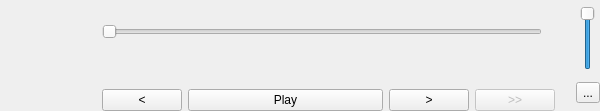
Old version of the form podcatcher/Resources/ui/widgets/PlaybackControlWidget.ui in the repository lostrootpass/alphagem.
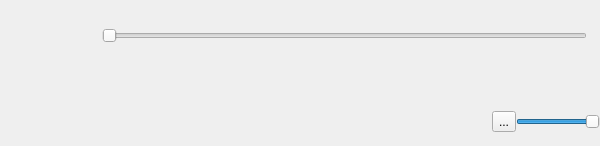
New version of the form. Icons and pictures are not drawn. Custom widgets are drawn as their Qt base class.

Commit message: Use Breeze icons

What changed in the file:
```diff
--- a/podcatcher/Resources/ui/widgets/PlaybackControlWidget.ui
+++ b/podcatcher/Resources/ui/widgets/PlaybackControlWidget.ui
@@ -10,12 +10,23 @@
     <x>0</x>
     <y>0</y>
     <width>600</width>
-    <height>111</height>
+    <height>146</height>
    </rect>
   </property>
   <property name="windowTitle">
    <string>PlaybackControlWidget</string>
   </property>
+  <property name="styleSheet">
+   <string notr="true">QPushButton:hover:pressed
+{
+background-color: lightblue;
+}
+
+QPushButton:hover
+{
+background-color: lightgrey;
+}</string>
+  </property>
   <layout class="QHBoxLayout" name="centralLayout">
    <property name="leftMargin">
     <number>0</number>
@@ -45,6 +56,12 @@
          <height>96</height>
         </size>
        </property>
+       <property name="maximumSize">
+        <size>
+         <width>96</width>
+         <height>96</height>
+        </size>
+       </property>
        <property name="text">
         <string/>
        </property>
@@ -108,17 +125,79 @@
      </item>
      <item>
       <layout class="QHBoxLayout" name="buttonLayout">
+       <property name="spacing">
+        <number>0</number>
+       </property>
+       <item>
+        <spacer name="horizontalSpacer_2">
+         <property name="orientation">
+          <enum>Qt::Horizontal</enum>
+         </property>
+         <property name="sizeHint" stdset="0">
+          <size>
+           <width>40</width>
+           <height>20</height>
+          </size>
+         </property>
+        </spacer>
+       </item>
+       <item>
+        <widget class="QPushButton" name="fakeButton">
+         <property name="enabled">
+          <bool>false</bool>
+         </property>
+         <property name="maximumSize">
+          <size>
+           <width>32</width>
+           <height>32</height>
+          </size>
+         </property>
+         <property name="text">
+          <string/>
+         </property>
+         <property name="flat">
+          <bool>true</bool>
+         </property>
+        </widget>
+       </item>
        <item>
         <widget class="QPushButton" name="jumpBackButton">
          <property name="enabled">
           <bool>true</bool>
          </property>
+         <property name="sizePolicy">
+          <sizepolicy hsizetype="Fixed" vsizetype="Fixed">
+           <horstretch>0</horstretch>
+           <verstretch>0</verstretch>
+          </sizepolicy>
+         </property>
+         <property name="maximumSize">
+          <size>
+           <width>32</width>
+           <height>32</height>
+          </size>
+         </property>
+         <property name="styleSheet">
+          <string notr="true">border-radius:16px;</string>
+         </property>
          <property name="text">
-          <string>&lt;</string>
+          <string/>
+         </property>
+         <property name="icon">
+          <iconset theme="media-seek-backward"/>
+         </property>
+         <property name="iconSize">
+          <size>
+           <width>32</width>
+           <height>32</height>
+          </size>
          </property>
          <property name="shortcut">
           <string>Left</string>
          </property>
+         <property name="flat">
+          <bool>true</bool>
+         </property>
         </widget>
        </item>
        <item>
@@ -127,16 +206,40 @@
           <bool>true</bool>
          </property>
          <property name="sizePolicy">
-          <sizepolicy hsizetype="MinimumExpanding" vsizetype="Fixed">
+          <sizepolicy hsizetype="Fixed" vsizetype="Fixed">
            <horstretch>0</horstretch>
            <verstretch>0</verstretch>
           </sizepolicy>
          </property>
+         <property name="minimumSize">
+          <size>
+           <width>48</width>
+           <height>48</height>
+          </size>
+         </property>
+         <property name="maximumSize">
+          <size>
+           <width>48</width>
+           <height>48</height>
+          </size>
+         </property>
+         <property name="styleSheet">
+          <string notr="true">border-radius:24px;</string>
+         </property>
          <property name="text">
-          <string>Play</string>
+          <string/>
+         </property>
+         <property name="icon">
+          <iconset theme="media-playback-start"/>
+         </property>
+         <property name="iconSize">
+          <size>
+           <width>48</width>
+           <height>48</height>
+          </size>
          </property>
          <property name="flat">
-          <bool>false</bool>
+          <bool>true</bool>
          </property>
         </widget>
        </item>
@@ -146,17 +249,38 @@
           <bool>true</bool>
          </property>
          <property name="sizePolicy">
-          <sizepolicy hsizetype="Minimum" vsizetype="Fixed">
+          <sizepolicy hsizetype="Fixed" vsizetype="Fixed">
            <horstretch>0</horstretch>
            <verstretch>0</verstretch>
           </sizepolicy>
          </property>
+         <property name="maximumSize">
+          <size>
+           <width>32</width>
+           <height>32</height>
+          </size>
+         </property>
+         <property name="styleSheet">
+          <string notr="true">border-radius:16px;</string>
+         </property>
          <property name="text">
-          <string>&gt;</string>
+          <string/>
+         </property>
+         <property name="icon">
+          <iconset theme="media-seek-forward"/>
+         </property>
+         <property name="iconSize">
+          <size>
+           <width>32</width>
+           <height>32</height>
+          </size>
          </property>
          <property name="shortcut">
           <string>Right</string>
          </property>
+         <property name="flat">
+          <bool>true</bool>
+         </property>
         </widget>
        </item>
        <item>
@@ -164,37 +288,68 @@
          <property name="enabled">
           <bool>false</bool>
          </property>
+         <property name="sizePolicy">
+          <sizepolicy hsizetype="Fixed" vsizetype="Fixed">
+           <horstretch>0</horstretch>
+           <verstretch>0</verstretch>
+          </sizepolicy>
+         </property>
+         <property name="maximumSize">
+          <size>
+           <width>32</width>
+           <height>32</height>
+          </size>
+         </property>
+         <property name="styleSheet">
+          <string notr="true">border-radius:16px;</string>
+         </property>
          <property name="text">
-          <string>&gt;&gt;</string>
+          <string/>
+         </property>
+         <property name="icon">
+          <iconset theme="media-skip-forward"/>
+         </property>
+         <property name="iconSize">
+          <size>
+           <width>32</width>
+           <height>32</height>
+          </size>
+         </property>
+         <property name="flat">
+          <bool>true</bool>
          </property>
         </widget>
        </item>
-      </layout>
-     </item>
-    </layout>
-   </item>
    <item>
-    <spacer name="horizontalSpacer">
+        <spacer name="horizontalSpacer_3">
      <property name="orientation">
       <enum>Qt::Horizontal</enum>
      </property>
      <property name="sizeType">
-      <enum>QSizePolicy::Fixed</enum>
+          <enum>QSizePolicy::Expanding</enum>
      </property>
      <property name="sizeHint" stdset="0">
       <size>
-       <width>15</width>
+           <width>30</width>
        <height>20</height>
       </size>
      </property>
     </spacer>
    </item>
    <item>
-    <layout class="QVBoxLayout" name="verticalLayout_2">
+        <widget class="QToolButton" name="toolButton">
+         <property name="text">
+          <string>...</string>
+         </property>
+         <property name="icon">
+          <iconset theme="audio-volume-high"/>
+         </property>
+        </widget>
+       </item>
      <item>
       <widget class="QSlider" name="verticalSlider">
        <property name="sizePolicy">
-        <sizepolicy hsizetype="Minimum" vsizetype="Fixed">
+          <sizepolicy hsizetype="Minimum" vsizetype="Minimum">
          <horstretch>0</horstretch>
          <verstretch>0</verstretch>
         </sizepolicy>
@@ -208,7 +363,7 @@
        <property name="maximumSize">
         <size>
          <width>16777215</width>
-         <height>64</height>
+           <height>16</height>
         </size>
        </property>
        <property name="maximum">
@@ -218,16 +373,11 @@
         <number>100</number>
        </property>
        <property name="orientation">
-        <enum>Qt::Vertical</enum>
+          <enum>Qt::Horizontal</enum>
        </property>
       </widget>
      </item>
-     <item>
-      <widget class="QToolButton" name="toolButton">
-       <property name="text">
-        <string>...</string>
-       </property>
-      </widget>
+      </layout>
      </item>
     </layout>
    </item>
```
Lines whose indentation alone changed are shown as unchanged. The commit also changes 143 other files.
